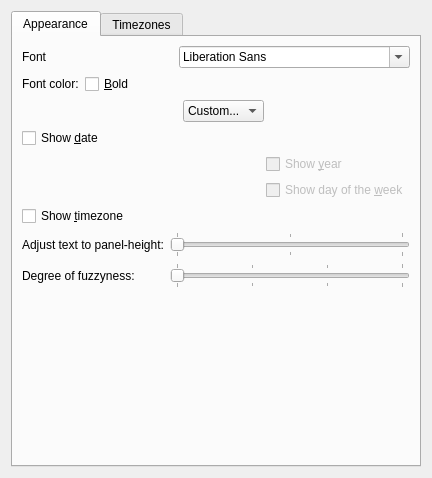
Above: applets/fuzzy-clock/fuzzyClockConfig.ui from KDE/kdeplasma-addons before the change. Below: the same form after it.
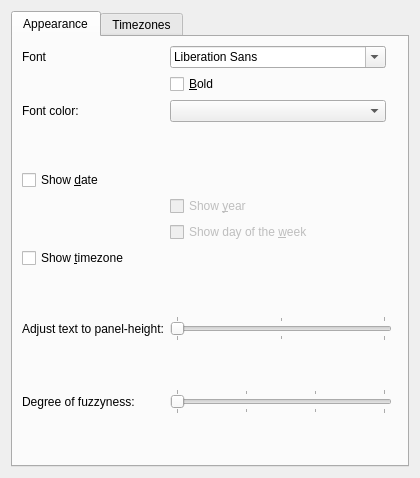
That is the form after the change. Custom widgets are drawn as their Qt base class.

Commit message: *Expand in a vertical panel to use the full width, yet not higher than geometry().size().height() *Fix settings dialogue

Patch:
```diff
--- a/applets/fuzzy-clock/fuzzyClockConfig.ui
+++ b/applets/fuzzy-clock/fuzzyClockConfig.ui
@@ -5,7 +5,7 @@
    <rect>
     <x>0</x>
     <y>0</y>
-    <width>432</width>
+    <width>420</width>
     <height>478</height>
    </rect>
   </property>
@@ -18,316 +18,135 @@
   <layout class="QGridLayout" >
    <item row="0" column="0" >
     <widget class="QTabWidget" name="ClockTab" >
-     <property name="sizePolicy" >
-      <sizepolicy vsizetype="MinimumExpanding" hsizetype="MinimumExpanding" >
-       <horstretch>0</horstretch>
-       <verstretch>0</verstretch>
-      </sizepolicy>
-     </property>
-     <property name="minimumSize" >
-      <size>
-       <width>400</width>
-       <height>300</height>
-      </size>
-     </property>
      <property name="currentIndex" >
       <number>0</number>
      </property>
      <widget class="QWidget" name="AppearanceTab" >
+      <property name="geometry" >
+       <rect>
+        <x>0</x>
+        <y>0</y>
+        <width>400</width>
+        <height>433</height>
+       </rect>
+      </property>
       <attribute name="title" >
        <string>Appearance</string>
       </attribute>
-      <layout class="QVBoxLayout" >
-       <item>
-        <layout class="QHBoxLayout" >
-         <item>
-          <widget class="QLabel" name="fontTimeLabel" >
-           <property name="text" >
-            <string>Font</string>
-           </property>
-          </widget>
-         </item>
-         <item>
-          <widget class="QFontComboBox" name="fontTime" />
-         </item>
-        </layout>
-       </item>
-       <item>
-        <layout class="QHBoxLayout" >
-         <item>
-          <widget class="QLabel" name="fontColorLabel" >
-           <property name="text" >
-            <string>Font color:</string>
-           </property>
-          </widget>
-         </item>
-         <item>
-          <widget class="QCheckBox" name="fontTimeBold" >
-           <property name="text" >
-            <string>&amp;Bold</string>
-           </property>
-          </widget>
-         </item>
-         <item>
-          <spacer>
-           <property name="orientation" >
-            <enum>Qt::Horizontal</enum>
-           </property>
-           <property name="sizeHint" >
-            <size>
-             <width>40</width>
-             <height>20</height>
-            </size>
-           </property>
-          </spacer>
-         </item>
-        </layout>
-       </item>
-       <item>
-        <layout class="QHBoxLayout" >
-         <item>
-          <spacer>
-           <property name="orientation" >
-            <enum>Qt::Horizontal</enum>
-           </property>
-           <property name="sizeHint" >
-            <size>
-             <width>161</width>
-             <height>20</height>
-            </size>
-           </property>
-          </spacer>
-         </item>
-         <item>
-          <widget class="KColorCombo" name="fontColor" >
-           <item>
-            <property name="text" >
-             <string>Custom...</string>
-            </property>
-           </item>
-           <item>
-            <property name="text" >
-             <string/>
-            </property>
-           </item>
-           <item>
-            <property name="text" >
-             <string/>
-            </property>
-           </item>
-           <item>
-            <property name="text" >
-             <string/>
-            </property>
-           </item>
-           <item>
-            <property name="text" >
-             <string/>
-            </property>
-           </item>
-           <item>
-            <property name="text" >
-             <string/>
-            </property>
-           </item>
-           <item>
-            <property name="text" >
-             <string/>
-            </property>
-           </item>
-           <item>
-            <property name="text" >
-             <string/>
-            </property>
-           </item>
-           <item>
-            <property name="text" >
-             <string/>
-            </property>
-           </item>
-           <item>
-            <property name="text" >
-             <string/>
-            </property>
-           </item>
-           <item>
-            <property name="text" >
-             <string/>
-            </property>
-           </item>
-           <item>
-            <property name="text" >
-             <string/>
-            </property>
-           </item>
-           <item>
-            <property name="text" >
-             <string/>
-            </property>
-           </item>
-           <item>
-            <property name="text" >
-             <string/>
-            </property>
-           </item>
-           <item>
-            <property name="text" >
-             <string/>
-            </property>
-           </item>
-           <item>
-            <property name="text" >
-             <string/>
-            </property>
-           </item>
-           <item>
-            <property name="text" >
-             <string/>
-            </property>
-           </item>
-           <item>
-            <property name="text" >
-             <string/>
-            </property>
-           </item>
-          </widget>
-         </item>
-         <item>
-          <spacer>
-           <property name="orientation" >
-            <enum>Qt::Horizontal</enum>
-           </property>
-           <property name="sizeHint" >
-            <size>
-             <width>40</width>
-             <height>20</height>
-            </size>
-           </property>
-          </spacer>
-         </item>
-        </layout>
-       </item>
-       <item>
+      <layout class="QGridLayout" name="gridLayout" >
+       <item row="7" column="0" colspan="5" >
         <widget class="QCheckBox" name="showDate" >
          <property name="text" >
           <string>Show &amp;date</string>
          </property>
         </widget>
        </item>
-       <item>
-        <layout class="QHBoxLayout" >
-         <item>
-          <spacer>
-           <property name="orientation" >
-            <enum>Qt::Horizontal</enum>
-           </property>
-           <property name="sizeHint" >
-            <size>
-             <width>40</width>
-             <height>20</height>
-            </size>
-           </property>
-          </spacer>
-         </item>
-         <item>
-          <layout class="QVBoxLayout" >
-           <item>
-            <widget class="QCheckBox" name="showYear" >
-             <property name="enabled" >
-              <bool>false</bool>
-             </property>
-             <property name="text" >
-              <string>Show &amp;year</string>
-             </property>
-            </widget>
-           </item>
-           <item>
-            <widget class="QCheckBox" name="showDay" >
-             <property name="enabled" >
-              <bool>false</bool>
-             </property>
-             <property name="text" >
-              <string>Show day of the &amp;week</string>
-             </property>
-            </widget>
-           </item>
-          </layout>
-         </item>
-        </layout>
-       </item>
-       <item>
+       <item row="11" column="0" colspan="5" >
         <widget class="QCheckBox" name="showTimezone" >
          <property name="text" >
           <string>Show &amp;timezone</string>
          </property>
         </widget>
        </item>
-       <item>
-        <layout class="QGridLayout" >
-         <item row="0" column="0" >
-          <widget class="QLabel" name="label_2" >
-           <property name="text" >
-            <string>Adjust text to panel-height:</string>
-           </property>
-          </widget>
-         </item>
-         <item rowspan="2" row="0" column="1" >
-          <layout class="QVBoxLayout" >
-           <item>
-            <widget class="QSlider" name="adjustToHeight" >
-             <property name="toolTip" >
-              <string>0: disable; 2: use full panel-height</string>
-             </property>
-             <property name="maximum" >
-              <number>2</number>
-             </property>
-             <property name="orientation" >
-              <enum>Qt::Horizontal</enum>
-             </property>
-             <property name="tickPosition" >
-              <enum>QSlider::TicksBothSides</enum>
-             </property>
-            </widget>
-           </item>
-           <item>
-            <widget class="QSlider" name="fuzzynessSlider" >
-             <property name="toolTip" >
-              <string>1: least fuzzy</string>
-             </property>
-             <property name="minimum" >
-              <number>1</number>
-             </property>
-             <property name="maximum" >
-              <number>4</number>
-             </property>
-             <property name="orientation" >
-              <enum>Qt::Horizontal</enum>
-             </property>
-             <property name="tickPosition" >
-              <enum>QSlider::TicksBothSides</enum>
-             </property>
-             <property name="tickInterval" >
-              <number>1</number>
-             </property>
-            </widget>
-           </item>
-          </layout>
-         </item>
-         <item row="1" column="0" >
-          <widget class="QLabel" name="label" >
-           <property name="text" >
-            <string>Degree of fuzzyness:</string>
-           </property>
-          </widget>
-         </item>
-        </layout>
+       <item row="13" column="0" colspan="2" >
+        <widget class="QLabel" name="label_2" >
+         <property name="text" >
+          <string>Adjust text to panel-height:</string>
+         </property>
+        </widget>
        </item>
-       <item>
-        <spacer>
+       <item row="13" column="2" colspan="2" >
+        <widget class="QSlider" name="adjustToHeight" >
+         <property name="toolTip" >
+          <string>0: disable; 2: use full panel-height</string>
+         </property>
+         <property name="maximum" >
+          <number>2</number>
+         </property>
          <property name="orientation" >
+          <enum>Qt::Horizontal</enum>
+         </property>
+         <property name="tickPosition" >
+          <enum>QSlider::TicksBothSides</enum>
+         </property>
+        </widget>
+       </item>
+       <item row="15" column="0" colspan="2" >
+        <widget class="QLabel" name="label" >
+         <property name="text" >
+          <string>Degree of fuzzyness:</string>
+         </property>
+        </widget>
+       </item>
+       <item row="15" column="2" colspan="2" >
+        <widget class="QSlider" name="fuzzynessSlider" >
+         <property name="toolTip" >
+          <string>1: least fuzzy</string>
+         </property>
+         <property name="minimum" >
+          <number>1</number>
+         </property>
+         <property name="maximum" >
+          <number>4</number>
+         </property>
+         <property name="orientation" >
+          <enum>Qt::Horizontal</enum>
+         </property>
+         <property name="tickPosition" >
+          <enum>QSlider::TicksBothSides</enum>
+         </property>
+         <property name="tickInterval" >
+          <number>1</number>
+         </property>
+        </widget>
+       </item>
+       <item row="0" column="0" >
+        <widget class="QLabel" name="fontTimeLabel" >
+         <property name="text" >
+          <string>Font</string>
+         </property>
+        </widget>
+       </item>
+       <item row="9" column="2" >
+        <widget class="QCheckBox" name="showYear" >
+         <property name="enabled" >
+          <bool>false</bool>
+         </property>
+         <property name="text" >
+          <string>Show &amp;year</string>
+         </property>
+        </widget>
+       </item>
+       <item row="10" column="2" >
+        <widget class="QCheckBox" name="showDay" >
+         <property name="enabled" >
+          <bool>false</bool>
+         </property>
+         <property name="text" >
+          <string>Show day of the &amp;week</string>
+         </property>
+        </widget>
+       </item>
+       <item row="0" column="2" >
+        <widget class="QFontComboBox" name="fontTime" />
+       </item>
+       <item row="2" column="2" >
+        <widget class="KColorCombo" name="fontColor" >
+        </widget>
+       </item>
+       <item row="2" column="0" >
+        <widget class="QLabel" name="fontColorLabel" >
+         <property name="text" >
+          <string>Font color:</string>
+         </property>
+        </widget>
+       </item>
+       <item row="16" column="2" >
+        <spacer name="verticalSpacer" >
+         <property name="orientation" >
           <enum>Qt::Vertical</enum>
          </property>
-         <property name="sizeHint" >
+         <property name="sizeHint" stdset="0" >
           <size>
            <width>20</width>
            <height>40</height>
@@ -335,6 +154,52 @@
          </property>
         </spacer>
        </item>
+       <item row="6" column="0" >
+        <spacer name="verticalSpacer_2" >
+         <property name="orientation" >
+          <enum>Qt::Vertical</enum>
+         </property>
+         <property name="sizeHint" stdset="0" >
+          <size>
+           <width>20</width>
+           <height>40</height>
+          </size>
+         </property>
+        </spacer>
+       </item>
+       <item row="12" column="0" >
+        <spacer name="verticalSpacer_3" >
+         <property name="orientation" >
+          <enum>Qt::Vertical</enum>
+         </property>
+         <property name="sizeHint" stdset="0" >
+          <size>
+           <width>20</width>
+           <height>40</height>
+          </size>
+         </property>
+        </spacer>
+       </item>
+       <item row="14" column="1" colspan="2" >
+        <spacer name="verticalSpacer_4" >
+         <property name="orientation" >
+          <enum>Qt::Vertical</enum>
+         </property>
+         <property name="sizeHint" stdset="0" >
+          <size>
+           <width>20</width>
+           <height>40</height>
+          </size>
+         </property>
+        </spacer>
+       </item>
+       <item row="1" column="2" >
+        <widget class="QCheckBox" name="fontTimeBold" >
+         <property name="text" >
+          <string>&amp;Bold</string>
+         </property>
+        </widget>
+       </item>
       </layout>
      </widget>
      <widget class="QWidget" name="TimezonesTab" >
```
Left out of the diff: 35 changed lines with no effect on the pictures. The commit also changes 1 other file.
